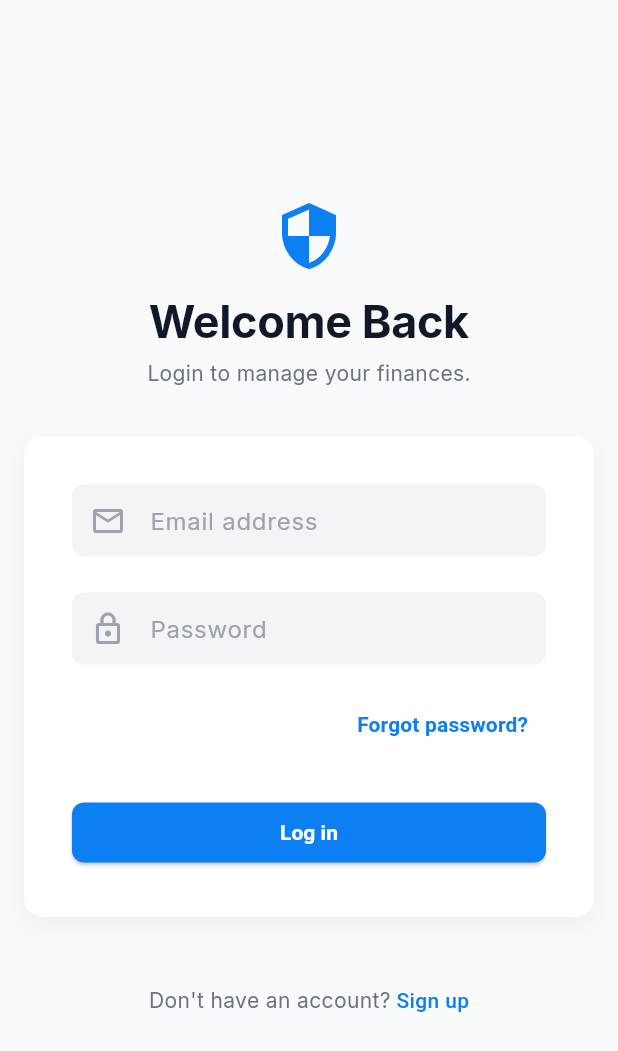
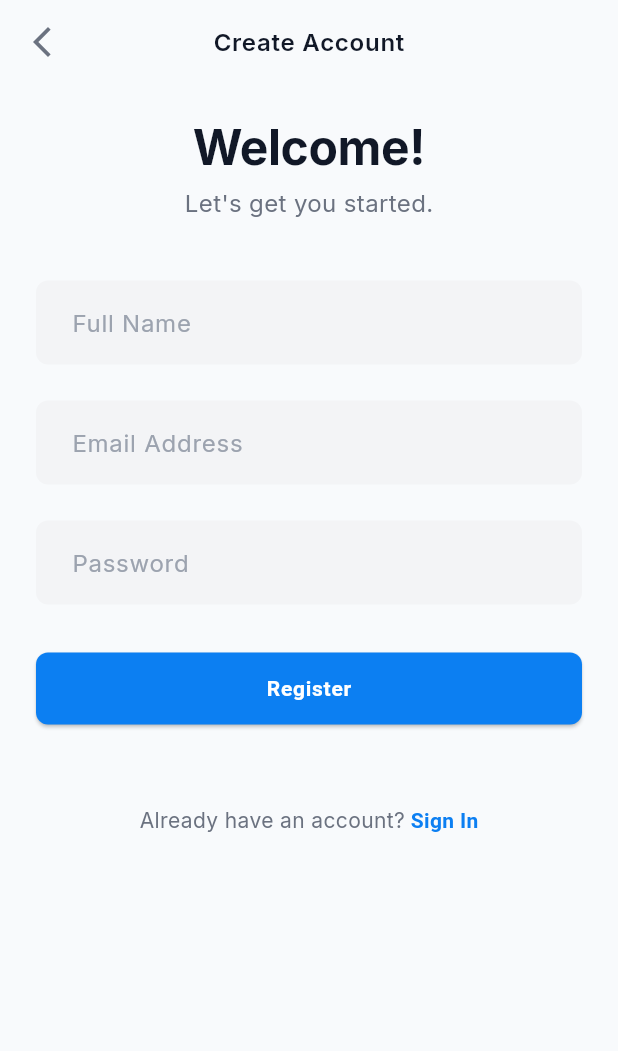
Before and after one commit to Lifimastar/financiero_app, a Flutter app: the screen it shows after launch, after a tap on an icon or button, on a phone screen of 412 x 824 dp. Shown: the top 1051 px of the screen. Run offline on Flutter 3.47's test engine with Material 3 defaults, Android fonts, the phone set to English and light mode, and no system bars; our stand-ins replace firebase_auth, firebase_core, flutter_riverpod, google_fonts; accounts and stored records are empty.

Commit message:
feat(auth): Implement sign-up screen and logic

```diff
--- a/lib/features/auth/presentation/screens/login_screen.dart
+++ b/lib/features/auth/presentation/screens/login_screen.dart
@@ -2,6 +2,7 @@ import 'package:flutter/material.dart';
 import 'package:flutter_riverpod/flutter_riverpod.dart';
 import '../../../../core/theme/app_theme.dart';
 import '../../presentation/providers/auth_providers.dart';
+import '../screens/sign_up_screen.dart';
 
 // StateProvider para manejo de estado de carga
 final loginLoadingProvider = StateProvider<bool>((ref) => false);
@@ -179,7 +180,13 @@ class _LoginScreenState extends ConsumerState<LoginScreen> {
 
                 // TEXTO PARA REGISTRARSE
                 TextButton(
-                  onPressed: () {},
+                  onPressed: () {
+                    Navigator.of(context).push(
+                      MaterialPageRoute(
+                        builder: (context) => const SignUpScreen(),
+                      ),
+                    );
+                  },
                   child: Text.rich(
                     TextSpan(
                       text: "Don't have an account?",
--- /dev/null
+++ b/lib/features/auth/presentation/screens/sign_up_screen.dart
@@ -0,0 +1,193 @@
+import 'package:flutter/material.dart';
+import 'package:flutter_riverpod/flutter_riverpod.dart';
+import '../../../../core/theme/app_theme.dart';
+import '../providers/sign_up_controller.dart';
+
+class SignUpScreen extends ConsumerStatefulWidget {
+  const SignUpScreen({super.key});
+
+  @override
+  ConsumerState<SignUpScreen> createState() => _SignUpScreenState();
+}
+
+class _SignUpScreenState extends ConsumerState<SignUpScreen> {
+  final _nameController = TextEditingController();
+  final _emailController = TextEditingController();
+  final _passwordController = TextEditingController();
+
+  @override
+  void dispose() {
+    _nameController.dispose();
+    _emailController.dispose();
+    _passwordController.dispose();
+    super.dispose();
+  }
+
+  Future<void> _signUp() async {
+    final notifier = ref.read(signUpControllerProvider.notifier);
+
+    await notifier
+        .signUp(
+          email: _emailController.text.trim(),
+          password: _passwordController.text.trim(),
+          fullName: _nameController.text.trim(),
+        )
+        .then((success) {
+          if (success && mounted) {
+            Navigator.of(context).pop();
+            ScaffoldMessenger.of(context).showSnackBar(
+              const SnackBar(
+                content: Text('Registro exitoso! Por favor, inicia sesion.'),
+                backgroundColor: Colors.green,
+              ),
+            );
+          } else if (!success && mounted) {
+            ScaffoldMessenger.of(context).showSnackBar(
+              const SnackBar(
+                content: Text(
+                  'Error en el registro. El correo puede estar en uso.',
+                ),
+                backgroundColor: Colors.red,
+              ),
+            );
+          }
+        })
+        .catchError((error) {
+          if (mounted) {
+            ScaffoldMessenger.of(context).showSnackBar(
+              SnackBar(
+                content: Text('Error: ${error.toString()}'),
+                backgroundColor: Colors.red,
+              ),
+            );
+          }
+        });
+  }
+
+  @override
+  Widget build(BuildContext context) {
+    final isLoading = ref.watch(signUpLoadingProvider);
+    final textTheme = Theme.of(context).textTheme;
+
+    return Scaffold(
+      appBar: AppBar(
+        backgroundColor: AppTheme.backgroundColor.withOpacity(0.8),
+        elevation: 0,
+        scrolledUnderElevation: 1,
+        shadowColor: Colors.black.withOpacity(0.1),
+        leading: IconButton(
+          icon: const Icon(
+            Icons.arrow_back_ios_new,
+            color: AppTheme.textSecondaryColor,
+          ),
+          onPressed: () => Navigator.of(context).pop(),
+        ),
+        title: Text(
+          'Create Account',
+          style: textTheme.bodyLarge?.copyWith(fontWeight: FontWeight.w600),
+        ),
+        centerTitle: true,
+      ),
+      body: SingleChildScrollView(
+        padding: const EdgeInsets.symmetric(horizontal: 24.0),
+        child: Column(
+          children: [
+            const SizedBox(height: 24),
+            // TITULO
+            Text(
+              "Welcome!",
+              style: textTheme.displayLarge?.copyWith(fontSize: 32),
+            ),
+            const SizedBox(height: 8),
+            Text(
+              "Let's get you started.",
+              style: textTheme.bodyMedium?.copyWith(fontSize: 16),
+            ),
+            const SizedBox(height: 40),
+
+            // FORMULARIO
+            _buildTextField(controller: _nameController, hintText: 'Full Name'),
+            const SizedBox(height: 24),
+            _buildTextField(
+              controller: _emailController,
+              hintText: 'Email Address',
+              keyboardType: TextInputType.emailAddress,
+            ),
+            const SizedBox(height: 24),
+            _buildTextField(
+              controller: _passwordController,
+              hintText: 'Password',
+              obscureText: true,
+            ),
+            const SizedBox(height: 32),
+
+            // BOTON DE REGISTRO
+            SizedBox(
+              width: double.infinity,
+              child: ElevatedButton(
+                onPressed: isLoading ? null : _signUp,
+                style: ElevatedButton.styleFrom(
+                  padding: const EdgeInsets.symmetric(vertical: 16),
+                ),
+                child: isLoading
+                    ? const SizedBox(
+                        height: 20,
+                        width: 20,
+                        child: CircularProgressIndicator(
+                          strokeWidth: 2,
+                          color: Colors.white,
+                        ),
+                      )
+                    : const Text(
+                        'Register',
+                        style: TextStyle(
+                          fontWeight: FontWeight.w600,
+                          letterSpacing: 0.5,
+                        ),
+                      ),
+              ),
+            ),
+            const SizedBox(height: 40),
+
+            // FOOTER
+            TextButton(
+              onPressed: () => Navigator.of(context).pop(),
+              child: Text.rich(
+                TextSpan(
+                  text: 'Already have an account?',
+                  style: textTheme.bodyMedium,
+                  children: const [
+                    TextSpan(
+                      text: ' Sign In',
+                      style: TextStyle(
+                        color: AppTheme.primaryColor,
+                        fontWeight: FontWeight.w600,
+                      ),
+                    ),
+                  ],
+                ),
+              ),
+            ),
+          ],
+        ),
+      ),
+    );
+  }
+}
+
+Widget _buildTextField({
+  required TextEditingController controller,
+  required String hintText,
+  bool obscureText = false,
+  TextInputType? keyboardType,
+}) {
+  return TextField(
+    controller: controller,
+    obscureText: obscureText,
+    keyboardType: keyboardType,
+    decoration: InputDecoration(
+      hintText: hintText,
+      contentPadding: const EdgeInsets.symmetric(vertical: 16, horizontal: 20),
+    ),
+  );
+}
```
Also changed, not shown: lib/features/auth/presentation/providers/sign_up_controller.dart (added, +35 -0 lines).
